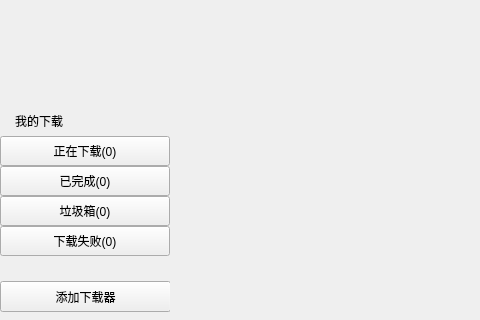
The window that mainwindow.ui (uestcer/thunderXware) describes before a commit, drawn with Qt 5; both pictures show x 0 to 480 and y 0 to 320 of the 1011 by 651 pixel window.
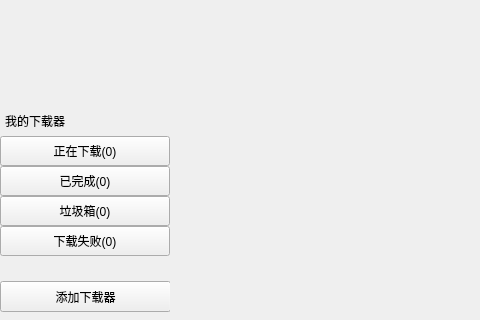
The same window after the commit.

Commit message: 修正剩余下载时间

Diff of the .ui file:
```diff
--- a/mainwindow.ui
+++ b/mainwindow.ui
@@ -72,14 +72,14 @@
       <widget class="QLabel" name="label_2">
        <property name="geometry">
         <rect>
-         <x>15</x>
+         <x>5</x>
          <y>30</y>
-         <width>60</width>
+         <width>81</width>
          <height>20</height>
         </rect>
        </property>
        <property name="text">
-        <string>我的下载</string>
+        <string>我的下载器</string>
        </property>
       </widget>
       <widget class="QPushButton" name="buttonDownloading">
@@ -271,9 +271,9 @@
       <widget class="QLabel" name="downloaderStatus">
        <property name="geometry">
         <rect>
-         <x>89</x>
+         <x>100</x>
          <y>30</y>
-         <width>71</width>
+         <width>60</width>
          <height>20</height>
         </rect>
        </property>
```
The commit also changes 4 other files.
